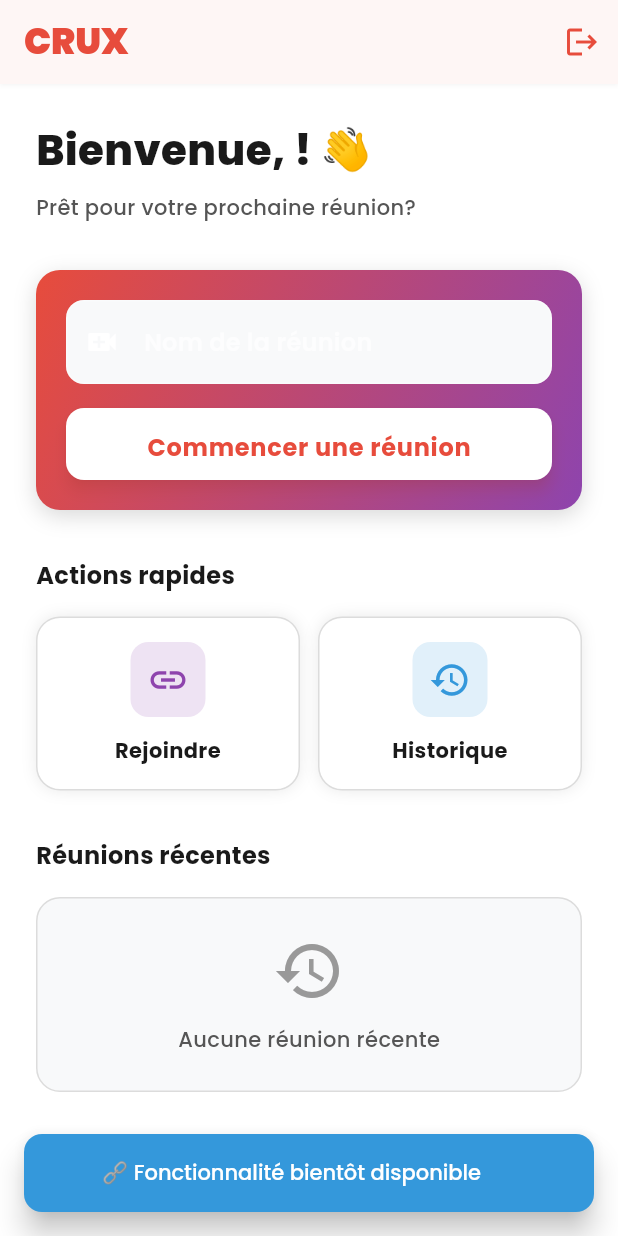
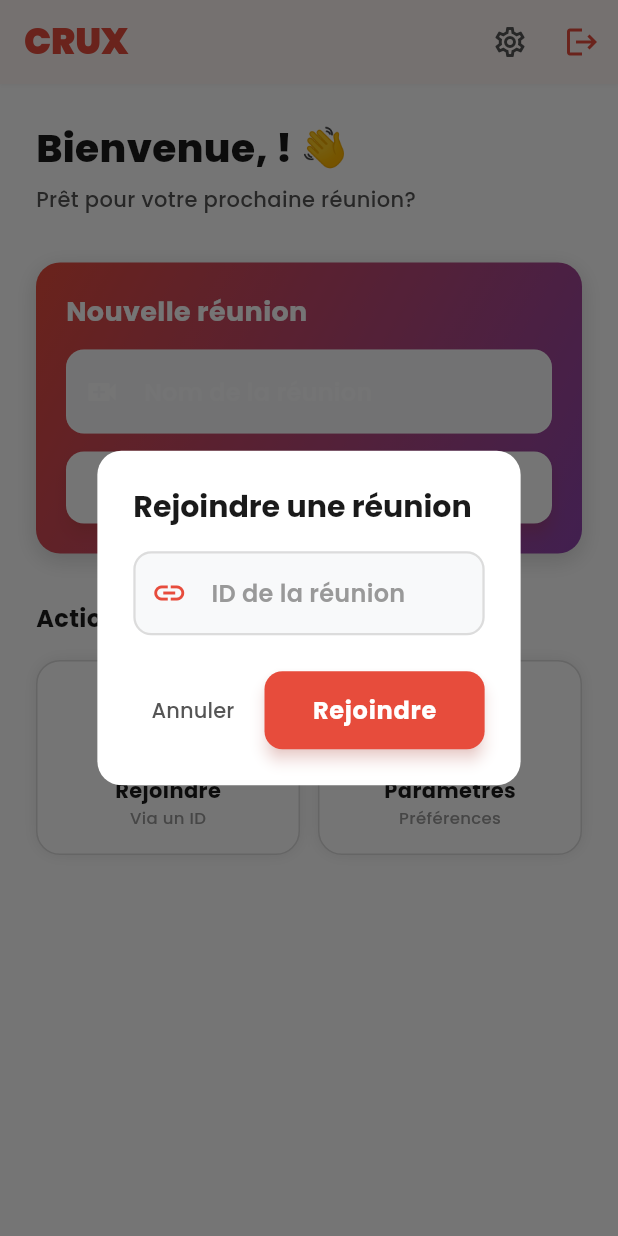
Before and after one commit to MESCHAC-creator/crux_new_final, a Flutter app: the screen it shows once a user with an empty profile is signed in, after a tap on "Rejoindre", on a phone screen of 412 x 824 dp. Run offline on Flutter 3.47's test engine with Material 3 defaults, Android fonts, the phone set to English and light mode, and no system bars; our stand-ins replace cloud_firestore, dio, firebase_auth, firebase_core, firebase_messaging, google_fonts and 2 more; missing offline and left inert: flutter_webrtc; accounts and stored records are empty; project files that could hold a hidden picture were left out.

Commit message:
Connect home screen to WebRTC meetings + fix minSdk
- home_screen.dart: createMeeting() now calls MeetingService, creates
  a real Firestore meeting and navigates to MeetingScreen as host;
  joinMeeting dialog lets users paste a meeting ID to join as guest;
  added Settings shortcut in AppBar
- build.gradle.kts: set minSdk = 21 explicitly (flutter_webrtc requirement)

https://claude.ai/code/session_011XKNj8hxwjrw2hZKwmqiws

```diff
--- a/lib/screens/home_screen.dart
+++ b/lib/screens/home_screen.dart
@@ -3,7 +3,9 @@ import 'package:google_fonts/google_fonts.dart';
 import '../theme/colors.dart';
 import '../models/user_model.dart';
 import '../services/auth_service.dart';
+import '../services/meeting_service.dart';
 import '../services/error_handler_service.dart';
+import '../screens/meeting_screen.dart';
 
 class HomeScreen extends StatefulWidget {
   final UserModel user;
@@ -16,29 +18,105 @@ class HomeScreen extends StatefulWidget {
 
 class _HomeScreenState extends State<HomeScreen> {
   final _authService = AuthService();
+  final _meetingService = MeetingService();
   final _errorHandler = ErrorHandlerService();
-  final _meetingController = TextEditingController();
+  final _meetingNameController = TextEditingController();
+  final _joinIdController = TextEditingController();
+  bool _isCreating = false;
 
   @override
   void dispose() {
-    _meetingController.dispose();
+    _meetingNameController.dispose();
+    _joinIdController.dispose();
     super.dispose();
   }
 
-  void _createMeeting() {
-    if (_meetingController.text.isEmpty) {
-      _errorHandler.showErrorDialog(context, '⚠️ Attention',
-          'Entrez le nom de la réunion');
+  Future<void> _createMeeting() async {
+    final name = _meetingNameController.text.trim();
+    if (name.isEmpty) {
+      _errorHandler.showErrorDialog(context, '⚠️ Attention', 'Entrez le nom de la réunion');
       return;
     }
-    _errorHandler.showSuccessSnackBar(context,
-        '✅ Réunion créée: ${_meetingController.text}');
-    _meetingController.clear();
+
+    setState(() => _isCreating = true);
+    try {
+      final meetingId = await _meetingService.createMeeting(
+        title: name,
+        description: '',
+        organizerName: widget.user.name,
+        organizerId: widget.user.uid,
+      );
+      _meetingNameController.clear();
+      if (!mounted) return;
+      Navigator.push(
+        context,
+        MaterialPageRoute(
+          builder: (_) => MeetingScreen(
+            meetingId: meetingId,
+            meetingName: name,
+            userId: widget.user.uid,
+            isHost: true,
+          ),
+        ),
+      );
+    } catch (e) {
+      if (mounted) _errorHandler.showErrorDialog(context, '❌ Erreur', e.toString());
+    } finally {
+      if (mounted) setState(() => _isCreating = false);
+    }
   }
 
-  void _joinMeeting() {
-    _errorHandler.showInfoSnackBar(context,
-        '🔗 Fonctionnalité bientôt disponible');
+  void _showJoinDialog() {
+    _joinIdController.clear();
+    showDialog(
+      context: context,
+      builder: (ctx) => AlertDialog(
+        backgroundColor: AppColors.whiteBg,
+        title: Text(
+          'Rejoindre une réunion',
+          style: GoogleFonts.poppins(fontWeight: FontWeight.w700, color: AppColors.textPrimary),
+        ),
+        content: TextField(
+          controller: _joinIdController,
+          decoration: InputDecoration(
+            hintText: 'ID de la réunion',
+            hintStyle: GoogleFonts.poppins(color: AppColors.textTertiary),
+            border: OutlineInputBorder(borderRadius: BorderRadius.circular(12)),
+            prefixIcon: const Icon(Icons.link, color: AppColors.primary),
+          ),
+        ),
+        shape: RoundedRectangleBorder(borderRadius: BorderRadius.circular(16)),
+        actions: [
+          TextButton(
+            onPressed: () => Navigator.pop(ctx),
+            child: Text('Annuler', style: GoogleFonts.poppins(color: AppColors.textSecondary)),
+          ),
+          ElevatedButton(
+            onPressed: () {
+              final id = _joinIdController.text.trim();
+              if (id.isEmpty) return;
+              Navigator.pop(ctx);
+              Navigator.push(
+                context,
+                MaterialPageRoute(
+                  builder: (_) => MeetingScreen(
+                    meetingId: id,
+                    meetingName: 'Réunion',
+                    userId: widget.user.uid,
+                    isHost: false,
+                  ),
+                ),
+              );
+            },
+            style: ElevatedButton.styleFrom(backgroundColor: AppColors.primary),
+            child: Text(
+              'Rejoindre',
+              style: GoogleFonts.poppins(fontWeight: FontWeight.w700, color: Colors.white),
+            ),
+          ),
+        ],
+      ),
+    );
   }
 
   void _logout() async {
@@ -46,10 +124,7 @@ class _HomeScreenState extends State<HomeScreen> {
       context: context,
       builder: (ctx) => AlertDialog(
         backgroundColor: AppColors.whiteBg,
-        title: Text(
-          'Déconnexion',
-          style: GoogleFonts.poppins(fontWeight: FontWeight.w700),
-        ),
+        title: Text('Déconnexion', style: GoogleFonts.poppins(fontWeight: FontWeight.w700)),
         content: Text(
           'Êtes-vous sûr de vouloir vous déconnecter?',
           style: GoogleFonts.poppins(color: AppColors.textSecondary),
@@ -64,13 +139,9 @@ class _HomeScreenState extends State<HomeScreen> {
               Navigator.pop(ctx);
               try {
                 await _authService.signOut();
-                if (mounted) {
-                  Navigator.of(context).pushReplacementNamed('/login');
-                }
+                if (mounted) Navigator.of(context).pushReplacementNamed('/login');
               } catch (e) {
-                if (mounted) {
-                  _errorHandler.showErrorDialog(context, '❌ Erreur', e.toString());
-                }
+                if (mounted) _errorHandler.showErrorDialog(context, '❌ Erreur', e.toString());
               }
             },
             style: ElevatedButton.styleFrom(backgroundColor: AppColors.error),
@@ -99,6 +170,11 @@ class _HomeScreenState extends State<HomeScreen> {
         centerTitle: false,
         actions: [
           IconButton(
+            icon: const Icon(Icons.settings_outlined, color: AppColors.textSecondary),
+            onPressed: () => Navigator.pushNamed(context, '/settings'),
+            tooltip: 'Paramètres',
+          ),
+          IconButton(
             icon: const Icon(Icons.logout, color: AppColors.error),
             onPressed: _logout,
             tooltip: 'Déconnexion',
@@ -110,26 +186,22 @@ class _HomeScreenState extends State<HomeScreen> {
         child: Column(
           crossAxisAlignment: CrossAxisAlignment.start,
           children: [
-            // Greeting
             Text(
               'Bienvenue, ${widget.user.name}! 👋',
               style: GoogleFonts.poppins(
-                fontSize: 28,
+                fontSize: 26,
                 fontWeight: FontWeight.w800,
                 color: AppColors.textPrimary,
               ),
             ),
-            const SizedBox(height: 8),
+            const SizedBox(height: 6),
             Text(
               'Prêt pour votre prochaine réunion?',
-              style: GoogleFonts.poppins(
-                fontSize: 14,
-                color: AppColors.textSecondary,
-              ),
+              style: GoogleFonts.poppins(fontSize: 14, color: AppColors.textSecondary),
             ),
             const SizedBox(height: 32),
 
-            // Nouvelle réunion
+            // Créer une réunion
             Container(
               decoration: BoxDecoration(
                 gradient: AppColors.primaryGradient,
@@ -144,9 +216,19 @@ class _HomeScreenState extends State<HomeScreen> {
               ),
               padding: const EdgeInsets.all(20),
               child: Column(
+                crossAxisAlignment: CrossAxisAlignment.start,
                 children: [
+                  Text(
+                    'Nouvelle réunion',
+                    style: GoogleFonts.poppins(
+                      fontSize: 18,
+                      fontWeight: FontWeight.w700,
+                      color: Colors.white,
+                    ),
+                  ),
+                  const SizedBox(height: 12),
                   TextField(
-                    controller: _meetingController,
+                    controller: _meetingNameController,
                     style: const TextStyle(color: Colors.white),
                     decoration: InputDecoration(
                       hintText: 'Nom de la réunion',
@@ -166,20 +248,24 @@ class _HomeScreenState extends State<HomeScreen> {
                       ),
                     ),
                   ),
-                  const SizedBox(height: 16),
+                  const SizedBox(height: 12),
                   SizedBox(
                     width: double.infinity,
                     height: 48,
                     child: ElevatedButton(
-                      onPressed: _createMeeting,
+                      onPressed: _isCreating ? null : _createMeeting,
                       style: ElevatedButton.styleFrom(
                         backgroundColor: Colors.white,
-                        shape: RoundedRectangleBorder(
-                          borderRadius: BorderRadius.circular(12),
+                        shape: RoundedRectangleBorder(borderRadius: BorderRadius.circular(12)),
                       ),
-                      ),
-                      child: Text(
-                        'Commencer une réunion',
+                      child: _isCreating
+                          ? const SizedBox(
+                              height: 20,
+                              width: 20,
+                              child: CircularProgressIndicator(color: AppColors.primary, strokeWidth: 2),
+                            )
+                          : Text(
+                              'Commencer la réunion',
                               style: GoogleFonts.poppins(
                                 fontWeight: FontWeight.w700,
                                 color: AppColors.primary,
@@ -210,63 +296,22 @@ class _HomeScreenState extends State<HomeScreen> {
                   child: _QuickActionCard(
                     icon: Icons.link,
                     title: 'Rejoindre',
+                    subtitle: 'Via un ID',
                     color: AppColors.secondary,
-                    onTap: _joinMeeting,
+                    onTap: _showJoinDialog,
                   ),
                 ),
                 const SizedBox(width: 12),
                 Expanded(
                   child: _QuickActionCard(
-                    icon: Icons.history,
-                    title: 'Historique',
+                    icon: Icons.settings_outlined,
+                    title: 'Paramètres',
+                    subtitle: 'Préférences',
                     color: AppColors.info,
-                    onTap: () => _errorHandler.showInfoSnackBar(
-                      context,
-                      '🔍 Historique des réunions',
-                    ),
+                    onTap: () => Navigator.pushNamed(context, '/settings'),
                   ),
                 ),
               ],
-            ),
-            const SizedBox(height: 32),
-
-            // Réunions récentes
-            Text(
-              'Réunions récentes',
-              style: GoogleFonts.poppins(
-                fontSize: 16,
-                fontWeight: FontWeight.w700,
-                color: AppColors.textPrimary,
-              ),
-            ),
-            const SizedBox(height: 16),
-
-            Container(
-              width: double.infinity,
-              padding: const EdgeInsets.all(24),
-              decoration: BoxDecoration(
-                color: AppColors.lightBg,
-                borderRadius: BorderRadius.circular(16),
-                border: Border.all(color: AppColors.border),
-              ),
-              child: Column(
-                children: [
-                  const Icon(
-                    Icons.history,
-                    color: AppColors.textTertiary,
-                    size: 48,
-                  ),
-                  const SizedBox(height: 12),
-                  Text(
-                    'Aucune réunion récente',
-                    style: GoogleFonts.poppins(
-                      color: AppColors.textSecondary,
-                      fontSize: 14,
-                      fontWeight: FontWeight.w500,
-                    ),
-                  ),
-                ],
-              ),
             ),
           ],
         ),
@@ -278,12 +323,14 @@ class _HomeScreenState extends State<HomeScreen> {
 class _QuickActionCard extends StatelessWidget {
   final IconData icon;
   final String title;
+  final String subtitle;
   final Color color;
   final VoidCallback onTap;
 
   const _QuickActionCard({
     required this.icon,
     required this.title,
+    required this.subtitle,
     required this.color,
     required this.onTap,
   });
@@ -298,9 +345,7 @@ class _QuickActionCard extends StatelessWidget {
           color: AppColors.whiteBg,
           borderRadius: BorderRadius.circular(16),
           border: Border.all(color: AppColors.border),
-          boxShadow: const [
-            BoxShadow(color: Color.fromRGBO(0, 0, 0, 0.08), blurRadius: 8),
-          ],
+          boxShadow: const [BoxShadow(color: Color.fromRGBO(0, 0, 0, 0.08), blurRadius: 8)],
         ),
         child: Column(
           children: [
@@ -313,15 +358,18 @@ class _QuickActionCard extends StatelessWidget {
               ),
               child: Icon(icon, color: color, size: 28),
             ),
-            const SizedBox(height: 12),
+            const SizedBox(height: 10),
             Text(
               title,
-              textAlign: TextAlign.center,
               style: GoogleFonts.poppins(
                 fontSize: 14,
                 fontWeight: FontWeight.w700,
                 color: AppColors.textPrimary,
               ),
+            ),
+            Text(
+              subtitle,
+              style: GoogleFonts.poppins(fontSize: 11, color: AppColors.textTertiary),
             ),
           ],
         ),
```
Also changed, not shown: 1 other file. Lines whose indentation alone changed are shown as unchanged.
